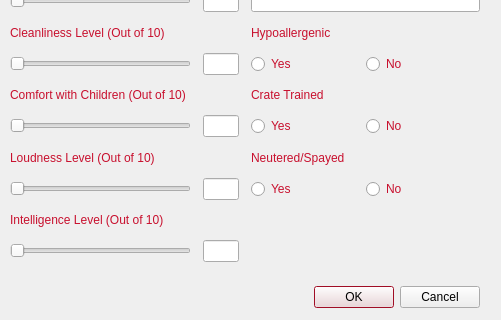
Old version of the form cuACS/editanimal.ui in the repository cameronhawtin/Animal-Farm-cuACS; both pictures show x 251 to 752 and y 239 to 559 of the 752 by 559 pixel window.
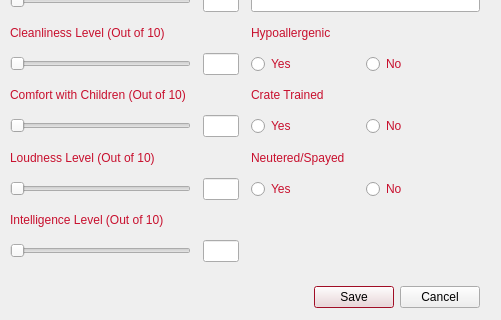
New version of the form.

The edit to the form file:
```diff
--- a/cuACS/editanimal.ui
+++ b/cuACS/editanimal.ui
@@ -834,7 +834,7 @@
     <enum>Qt::Horizontal</enum>
    </property>
    <property name="standardButtons">
-    <set>QDialogButtonBox::Cancel|QDialogButtonBox::Ok</set>
+    <set>QDialogButtonBox::Cancel|QDialogButtonBox::Save</set>
    </property>
   </widget>
   <widget class="QLabel" name="titleLabel">
```
Left out of the diff: 12 changed lines with no effect on the pictures.
